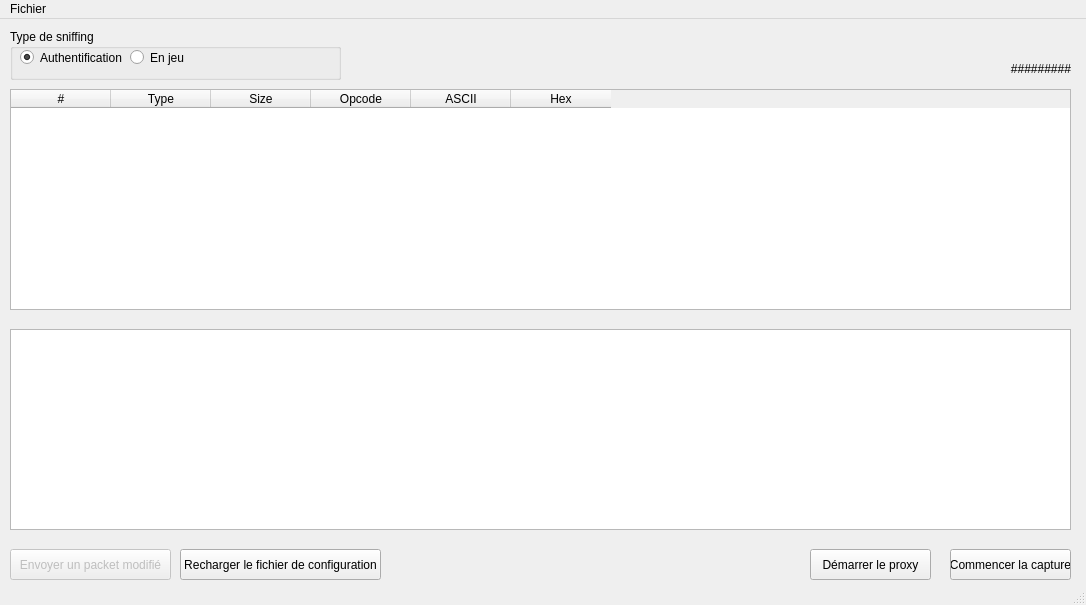
This is mainwindow.ui in nightwolf93/Wakxy-Sniffer as Qt 5 draws it before an edit. The edited form follows.
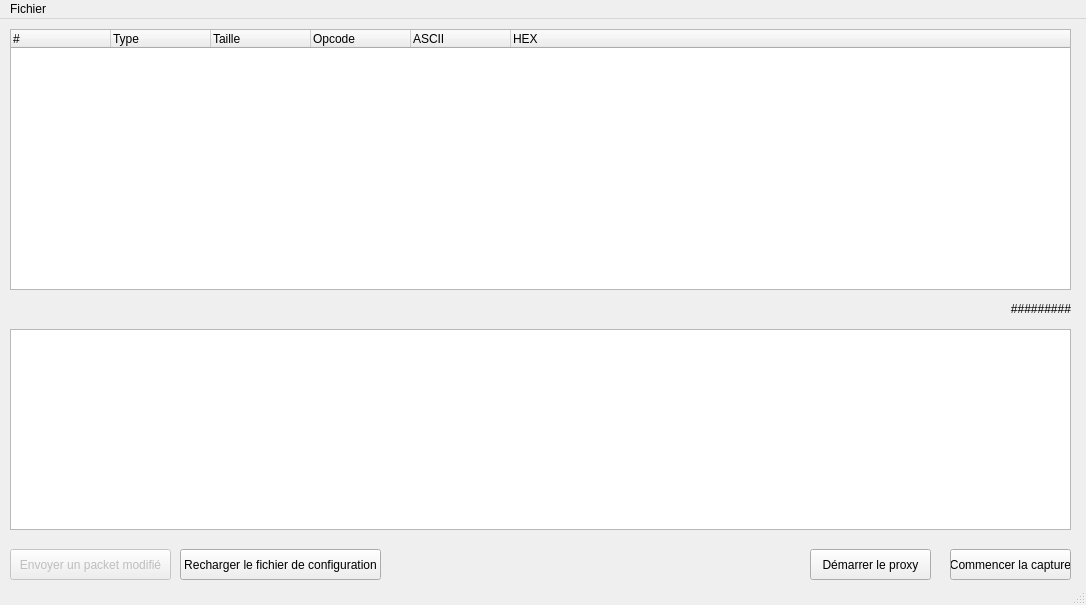
This is the edited form.

Commit message: [Sniffer] Déplacement code et début de l'editeur.

Patch:
```diff
--- a/mainwindow.ui
+++ b/mainwindow.ui
@@ -68,48 +68,6 @@
      <string>Envoyer un packet modifié</string>
     </property>
    </widget>
-   <widget class="QGroupBox" name="groupBoxSnifferType">
-    <property name="geometry">
-     <rect>
-      <x>10</x>
-      <y>10</y>
-      <width>331</width>
-      <height>51</height>
-     </rect>
-    </property>
-    <property name="title">
-     <string>Type de sniffing</string>
-    </property>
-    <widget class="QRadioButton" name="radioButtonAuthSniffing">
-     <property name="geometry">
-      <rect>
-       <x>10</x>
-       <y>20</y>
-       <width>111</width>
-       <height>17</height>
-      </rect>
-     </property>
-     <property name="text">
-      <string>Authentification</string>
-     </property>
-     <property name="checked">
-      <bool>true</bool>
-     </property>
-    </widget>
-    <widget class="QRadioButton" name="radioButtonWorldSniffing">
-     <property name="geometry">
-      <rect>
-       <x>120</x>
-       <y>20</y>
-       <width>111</width>
-       <height>17</height>
-      </rect>
-     </property>
-     <property name="text">
-      <string>En jeu</string>
-     </property>
-    </widget>
-   </widget>
    <widget class="QTextBrowser" name="textBrowserLog">
     <property name="geometry">
      <rect>
@@ -130,13 +88,13 @@
      <bool>false</bool>
     </property>
    </widget>
-   <widget class="QTableWidget" name="tableWidgetPacket">
+   <widget class="QTreeWidget" name="treeWidgetPacket">
     <property name="geometry">
      <rect>
       <x>10</x>
-      <y>70</y>
+      <y>10</y>
       <width>1061</width>
-      <height>221</height>
+      <height>261</height>
      </rect>
     </property>
     <column>
@@ -151,7 +109,7 @@
     </column>
     <column>
      <property name="text">
-      <string>Size</string>
+      <string>Taille</string>
      </property>
     </column>
     <column>
@@ -166,7 +124,7 @@
     </column>
     <column>
      <property name="text">
-      <string>Hex</string>
+      <string>HEX</string>
      </property>
     </column>
    </widget>
@@ -174,7 +132,7 @@
     <property name="geometry">
      <rect>
       <x>810</x>
-      <y>40</y>
+      <y>280</y>
       <width>261</width>
       <height>20</height>
      </rect>
```
The commit also changes 7 other files.
